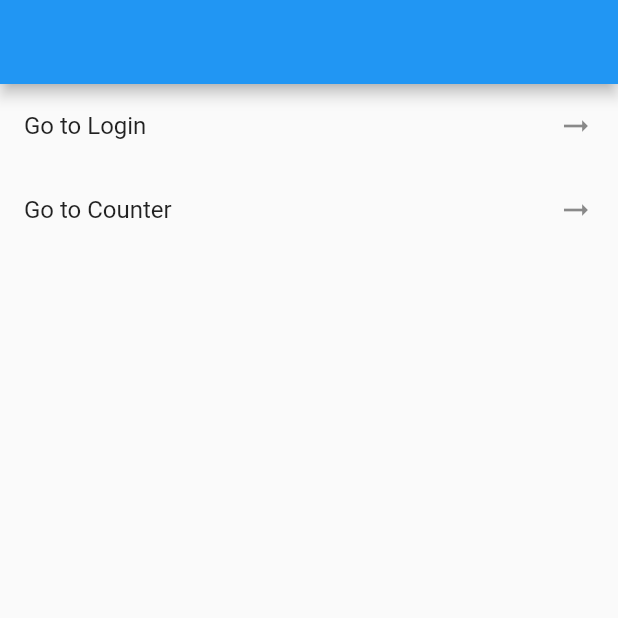
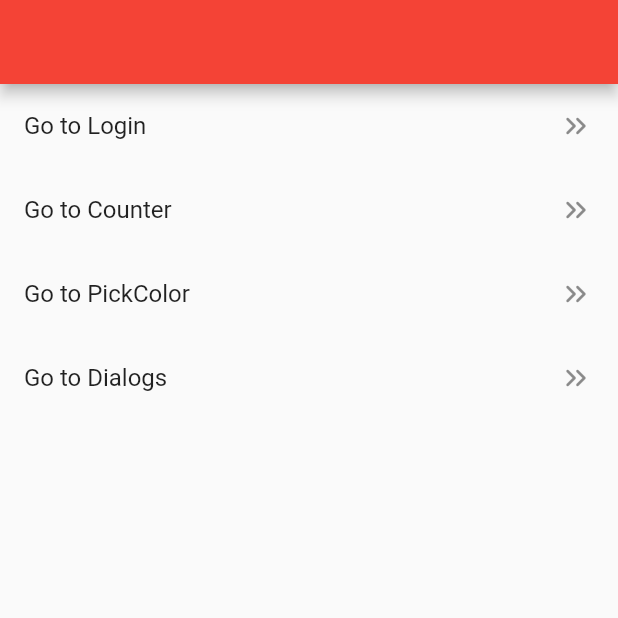
Before and after one commit to ChristianArgue/Dart-Flutter, a Flutter app: the screen it shows after launch, on a phone screen of 412 x 824 dp, the top half of it. Run offline on Flutter 3.47's test engine with Material 2 defaults, Android fonts, the phone set to English and light mode, and no system bars; our stand-ins replace cached_network_image, device_preview, faker, flutter_svg, timeago.

Commit message:
Dia 22 Mayo

```diff
--- a/navigation/lib/main.dart
+++ b/navigation/lib/main.dart
@@ -1,6 +1,8 @@
 import 'package:flutter/material.dart';
 
 import 'package:navigation/app_routes.dart';
+
+import 'routes.dart';
 
 void main() => runApp(const MyApp());
 
@@ -10,8 +12,10 @@ class MyApp extends StatelessWidget {
   @override
   Widget build(BuildContext context) {
     return MaterialApp(
-        debugShowCheckedModeBanner: false,
-        title: 'Material App',
-        routes: appRoute);
+      debugShowCheckedModeBanner: false,
+      title: 'Material App',
+      routes: appRoute,
+      initialRoute: Routes.splash,
+    );
   }
 }
--- a/navigation/lib/pages/menu_page.dart
+++ b/navigation/lib/pages/menu_page.dart
@@ -1,44 +1,71 @@
-import 'package:faker/faker.dart';
 import 'package:flutter/material.dart';
 
 import '../routes.dart';
-import 'login_page.dart';
 
-class MenuPage extends StatelessWidget {
+class PageData {
+  final String name;
+  final String label;
+  final Object? argmunets;
+
+  const PageData({
+    required this.name,
+    required this.label,
+    this.argmunets,
+  });
+}
+
+class MenuPage extends StatefulWidget {
   const MenuPage({super.key});
 
-  void _onTap(BuildContext context) {
-    final faker = Faker();
-    final email = faker.internet.email();
-    final route = MaterialPageRoute(
-        settings: const RouteSettings(name: '/login'),
-        builder: (_) => LoginPage(email: email));
-    Navigator.push(context, route);
-    // Navigator.pushReplacement(context, route);
-  }
+  @override
+  State<MenuPage> createState() => _MenuPageState();
+}
+
+class _MenuPageState extends State<MenuPage> {
+  Color _color = Colors.red;
+
+  final _pages = const <PageData>[
+    PageData(
+      name: Routes.login,
+      label: 'Go to Login',
+      argmunets: 'test@test.com',
+    ),
+    PageData(
+      name: Routes.counter,
+      label: 'Go to Counter',
+    ),
+    PageData(
+      name: Routes.pickColor,
+      label: 'Go to PickColor',
+    ),
+    PageData(
+      name: Routes.dialogs,
+      label: 'Go to Dialogs',
+    ),
+  ];
 
   @override
   Widget build(BuildContext context) {
     return Scaffold(
-      appBar: AppBar(),
-      body: ListView(
-        children: [
-          ListTile(
-            onTap: () => _onTap(context),
-            title: const Text('Go to Login'),
-            trailing: const Icon(Icons.arrow_right_alt_outlined),
-          ),
-          ListTile(
+      appBar: AppBar(
+        backgroundColor: _color,
+      ),
+      body: ListView.builder(
+        itemBuilder: (_, index) {
+          final data = _pages[index];
+          return ListTile(
+            trailing: const Icon(Icons.keyboard_double_arrow_right_rounded),
+            title: Text(data.label),
             onTap: () {
               Navigator.pushNamed(
                 context,
-                Routes.counter,
+                data.name,
+                arguments: data.argmunets,
               );
             },
-            title: const Text('Go to Counter'),
-            trailing: const Icon(Icons.arrow_right_alt_outlined),
-          ),
-        ],
+          );
+        },
+        itemCount: _pages.length,
       ),
     );
   }
--- a/navigation/lib/pages/profile_page.dart
+++ b/navigation/lib/pages/profile_page.dart
@@ -14,7 +14,7 @@ class ProfilePage extends StatelessWidget {
           onPressed: () {
             Navigator.popUntil(context, (route) {
               final name = route.settings.name;
-              if (name == '/') {
+              if (name == 'home') {
                 return true;
               } else {
                 return false;
--- a/navigation/lib/routes.dart
+++ b/navigation/lib/routes.dart
@@ -1,5 +1,10 @@
 class Routes {
   Routes._();
 
+  static const home = 'home';
   static const counter = 'counter';
+  static const login = 'login';
+  static const splash = 'splash';
+  static const pickColor = 'pickColor';
+  static const dialogs = 'dialogs';
 }
```
Also changed, not shown: navigation/lib/app_routes.dart (+18 -2 lines), navigation/lib/dialogs/confirm_dialog.dart (added, +30 -0 lines), navigation/lib/pages/color_piker.dart (added, +29 -0 lines), navigation/lib/pages/dialogs_page.dart (added, +53 -0 lines), navigation/lib/pages/splash_page.dart (added, +30 -0 lines), navigation/pubspec.lock.
